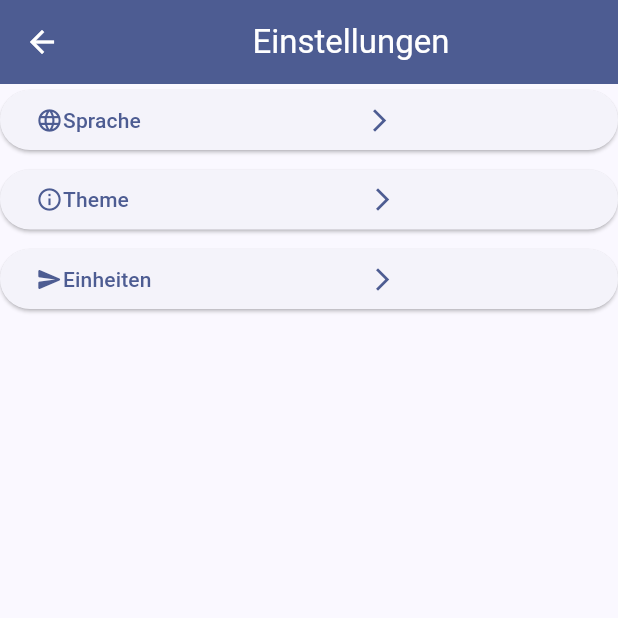
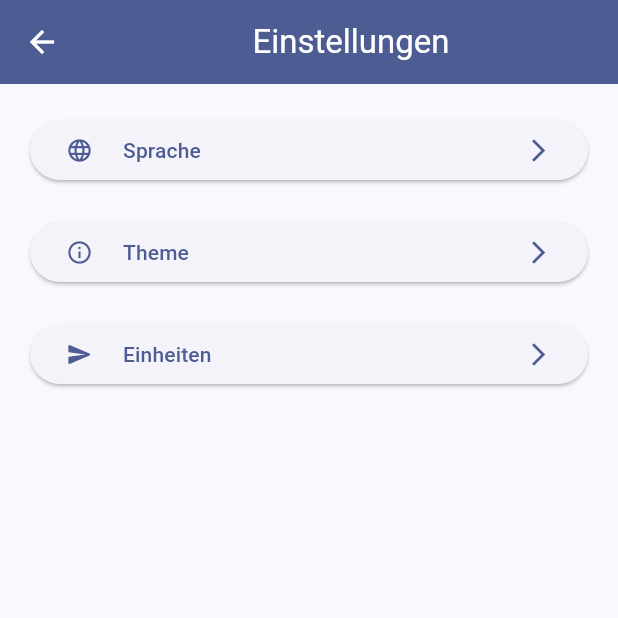
Before and after one commit to BogyMitutoyoCTL/BOGY-App-2024-03, a Flutter app: the Setting_dialog screen opened directly, on a phone screen of 412 x 824 dp, the top half of it. Run offline on Flutter 3.47's test engine with Material 3 defaults, Android fonts, the phone set to English and light mode, and no system bars; our stand-ins replace fl_chart, flutter_blue_plus, timer_count_down; generated files the repository leaves out were written again; project files that could hold a hidden picture were left out.

Commit message:
Refactoring of buttons in settings dialog

```diff
--- a/bluetemp/lib/Settig_dialog.dart
+++ b/bluetemp/lib/Settig_dialog.dart
@@ -3,7 +3,7 @@ import 'package:flutter/material.dart';
 import 'Setting_Einheiten.dart';
 import 'package:flutter_gen/gen_l10n/app_localizations.dart';
 
-void main() {}
+import 'SettingsButton.dart';
 
 class Setting_dialog extends StatefulWidget {
   const Setting_dialog({super.key});
@@ -23,50 +23,9 @@ class _Setting_dialogState extends State<Setting_dialog> {
       ),
       body: Column(
         children: [
-          ElevatedButton(
-              onPressed: Sprachen_Settings,
-              child: Row(
-                children: [
-                  Icon(Icons.language),
-                  Text(AppLocalizations.of(context).settings_item_language),
-                  Container(
-                    width: 150,
-                  ),
-                  Icon(Icons.arrow_forward_ios)
-                ],
-              )),
-          Container(
-            height: 5,
-          ),
-          ElevatedButton(
-              onPressed: Theme_Setting,
-              child: Row(
-                children: [
-                  Icon(Icons.info_outline),
-                  Text(AppLocalizations.of(context).settings_item_theme),
-                  Container(
-                    width: 160,
-                  ),
-                  Icon(Icons.arrow_forward_ios)
-                ],
-              )),
-          Container(
-            height: 5,
-          ),
-          ElevatedButton(
-              onPressed: Einheiten_Settings,
-              child: Row(
-                children: [
-                  Icon(Icons.send_rounded),
-                  Text(
-                    AppLocalizations.of(context).settings_item_units,
-                  ),
-                  Container(
-                    width: 145,
-                  ),
-                  Icon(Icons.arrow_forward_ios)
-                ],
-              ))
+          SettingsButton(callback: Sprachen_Settings, title: AppLocalizations.of(context).settings_item_language, iconData: Icons.language),
+          SettingsButton(callback: Theme_Setting, title: AppLocalizations.of(context).settings_item_theme, iconData: Icons.info_outline),
+          SettingsButton(callback: Einheiten_Settings, title: AppLocalizations.of(context).settings_item_units, iconData: Icons.send_rounded),
         ],
       ),
     );
@@ -77,8 +36,8 @@ class _Setting_dialogState extends State<Setting_dialog> {
   }
 
   void Theme_Setting() {
-    //   Navigator.of(context)
-    //     .push(MaterialPageRoute(builder: (context) =>Theme_Setting ()));
+//   Navigator.of(context)
+//     .push(MaterialPageRoute(builder: (context) =>Theme_Setting ()));
   }
 
   void Einheiten_Settings() {
--- /dev/null
+++ b/bluetemp/lib/SettingsButton.dart
@@ -0,0 +1,33 @@
+import 'package:flutter/material.dart';
+
+class SettingsButton extends StatelessWidget {
+  void Function() callback;
+  String title;
+  IconData iconData;
+
+  SettingsButton({Key? key, required void Function() this.callback, required String this.title, required IconData this.iconData}) : super(key: key);
+
+  @override
+  Widget build(BuildContext context) {
+    return Padding(
+      padding: const EdgeInsets.fromLTRB(20, 20, 20, 0),
+      child: ElevatedButton(
+          onPressed: callback,
+          child: Row(
+            mainAxisAlignment: MainAxisAlignment.spaceBetween,
+            children: [
+              Row(
+                children: [
+                  Icon(iconData),
+                  Container(
+                    width: 20,
+                  ),
+                  Text(title),
+                ],
+              ),
+              Icon(Icons.arrow_forward_ios)
+            ],
+          )),
+    );
+  }
+}
```
Also changed, not shown: bluetemp/lib/statistics.dart (+5 -14 lines).
